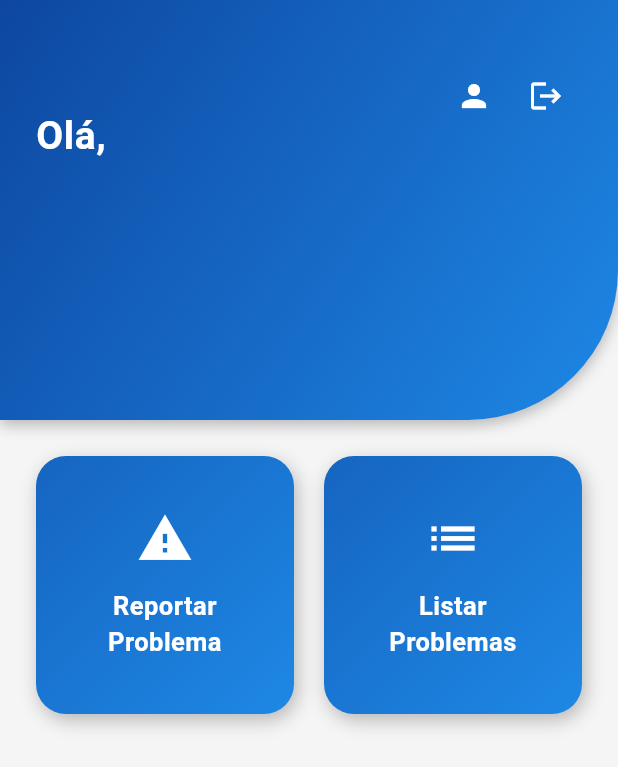
After one commit to BenjaminU2/Lunguisa, a Flutter app: the UserHomePage screen opened directly, on a phone screen of 412 x 824 dp. The commit adds this screen. Shown: the top 767 px of the screen. Run offline on Flutter 3.47's test engine with Material 3 defaults, Android fonts, the phone set to English and light mode, and no system bars; our stand-ins replace appwrite, cross_file, geocoding, geolocator, image_picker; network calls fail.

Commit message:
Tela de Usuario

```diff
--- a/lib/view/CadastroPage.dart
+++ b/lib/view/CadastroPage.dart
@@ -3,6 +3,7 @@ import 'package:appwrite/appwrite.dart';
 import 'package:appwrite/models.dart' as models;
 import 'appwrite_cliente.dart';
 import 'HomePage.dart';
+import 'UserHomePage.dart';
 
 class CadastroPage extends StatefulWidget {
   const CadastroPage({super.key});
--- a/lib/view/LoginPage.dart
+++ b/lib/view/LoginPage.dart
@@ -3,6 +3,7 @@ import 'package:appwrite/appwrite.dart';
 import 'appwrite_cliente.dart';
 import 'HomePage.dart';
 import 'CadastroPage.dart';
+import 'UserHomePage.dart';
 
 class LoginPage extends StatefulWidget {
   const LoginPage({super.key});
@@ -31,26 +32,21 @@ class _LoginPageState extends State<LoginPage> {
       );
 
       // Obtém os dados do usuário
+      // Obtém os dados do usuário
       final user = await AppwriteClient.account.get();
 
-      // Navega para a HomePage
+      // Navega para a UserHomePage
       if (mounted) {
         Navigator.pushReplacement(
           context,
-          MaterialPageRoute(
-            builder: (context) =>
-                HomePage(
-                  client: AppwriteClient.client,
-                  userId: user.$id,
-                ),
-          ),
+          MaterialPageRoute(builder: (context) => const UserHomePage()),
         );
       }
     } on AppwriteException catch (e) {
       if (mounted) {
-        ScaffoldMessenger.of(context).showSnackBar(
-          SnackBar(content: Text('Erro no login: ${e.message}')),
-        );
+        ScaffoldMessenger.of(
+          context,
+        ).showSnackBar(SnackBar(content: Text('Erro no login: ${e.message}')));
       }
     } catch (e) {
       if (mounted) {
@@ -64,7 +60,6 @@ class _LoginPageState extends State<LoginPage> {
       }
     }
   }
-
 
   @override
   Widget build(BuildContext context) {
@@ -86,11 +81,7 @@ class _LoginPageState extends State<LoginPage> {
               child: Column(
                 mainAxisAlignment: MainAxisAlignment.center,
                 children: [
-                  const Icon(
-                    Icons.login,
-                    size: 60,
-                    color: Colors.white,
-                  ),
+                  const Icon(Icons.login, size: 60, color: Colors.white),
                   const SizedBox(height: 16),
                   const Text(
                     'Login',
@@ -146,8 +137,9 @@ class _LoginPageState extends State<LoginPage> {
                             color: Colors.blue,
                           ),
                           onPressed: () {
-                            setState(() =>
-                            _obscurePassword = !_obscurePassword);
+                            setState(
+                              () => _obscurePassword = !_obscurePassword,
+                            );
                           },
                         ),
                       ),
@@ -170,9 +162,11 @@ class _LoginPageState extends State<LoginPage> {
                         style: ElevatedButton.styleFrom(
                           backgroundColor: Colors.blue[800],
                         ),
-                        child: _isLoading
+                        child:
+                            _isLoading
                                 ? const CircularProgressIndicator(
-                            color: Colors.white)
+                                  color: Colors.white,
+                                )
                                 : const Text(
                                   'ENTRAR',
                                   style: TextStyle(
--- /dev/null
+++ b/lib/view/UserHomePage.dart
@@ -0,0 +1,186 @@
+import 'package:flutter/material.dart';
+import 'package:appwrite/appwrite.dart';
+import 'package:appwrite/models.dart' as models;
+import 'appwrite_cliente.dart';
+import 'LoginPage.dart';
+
+class UserHomePage extends StatelessWidget {
+  const UserHomePage({super.key});
+
+  Future<models.User> _getUser() async {
+    return await AppwriteClient.account.get();
+  }
+
+  Future<void> _logout(BuildContext context) async {
+    try {
+      await AppwriteClient.account.deleteSession(sessionId: 'current');
+      if (context.mounted) {
+        Navigator.pushAndRemoveUntil(
+          context,
+          MaterialPageRoute(builder: (context) => const LoginPage()),
+          (route) => false,
+        );
+      }
+    } catch (e) {
+      if (context.mounted) {
+        ScaffoldMessenger.of(context).showSnackBar(
+          SnackBar(content: Text('Erro ao sair: ${e.toString()}')),
+        );
+      }
+    }
+  }
+
+  Widget _gridButton({
+    required IconData icon,
+    required String label,
+    required VoidCallback onTap,
+  }) {
+    return InkWell(
+      onTap: onTap,
+      borderRadius: BorderRadius.circular(20),
+      splashColor: Colors.white.withOpacity(0.2),
+      child: Container(
+        decoration: BoxDecoration(
+          gradient: LinearGradient(
+            colors: [Colors.blue.shade800, Colors.blue.shade600],
+            begin: Alignment.topLeft,
+            end: Alignment.bottomRight,
+          ),
+          borderRadius: BorderRadius.circular(20),
+          boxShadow: const [
+            BoxShadow(
+              color: Colors.black26,
+              blurRadius: 10,
+              offset: Offset(2, 4),
+            ),
+          ],
+        ),
+        padding: const EdgeInsets.all(16),
+        child: Column(
+          mainAxisAlignment: MainAxisAlignment.center,
+          children: [
+            Icon(icon, size: 38, color: Colors.white),
+            const SizedBox(height: 14),
+            Text(
+              label,
+              textAlign: TextAlign.center,
+              style: const TextStyle(
+                color: Colors.white,
+                fontWeight: FontWeight.w600,
+                fontSize: 17,
+                letterSpacing: 0.3,
+              ),
+            ),
+          ],
+        ),
+      ),
+    );
+  }
+
+  @override
+  Widget build(BuildContext context) {
+    return Scaffold(
+      backgroundColor: Colors.grey[100],
+      body: Column(
+        children: [
+          // Cabeçalho com nome do usuário
+          FutureBuilder<models.User>(
+            future: _getUser(),
+            builder: (context, snapshot) {
+              final nome = snapshot.hasData ? snapshot.data!.name : '';
+              return Container(
+                height: 280,
+                width: double.infinity,
+                decoration: BoxDecoration(
+                  gradient: LinearGradient(
+                    colors: [Colors.blue.shade900, Colors.blue.shade600],
+                    begin: Alignment.topLeft,
+                    end: Alignment.bottomRight,
+                  ),
+                  borderRadius: const BorderRadius.only(
+                    bottomRight: Radius.circular(100),
+                  ),
+                  boxShadow: const [
+                    BoxShadow(
+                      color: Colors.black26,
+                      blurRadius: 8,
+                      offset: Offset(0, 3),
+                    )
+                  ],
+                ),
+                padding: const EdgeInsets.only(top: 40, left: 24, right: 24),
+                child: Stack(
+                  children: [
+                    Align(
+                      alignment: Alignment.topLeft,
+                      child: Padding(
+                        padding: const EdgeInsets.only(top: 32),
+                        child: Text(
+                          snapshot.connectionState == ConnectionState.waiting
+                              ? 'Olá...'
+                              : 'Olá, $nome',
+                          style: const TextStyle(
+                            color: Colors.white,
+                            fontSize: 26,
+                            fontWeight: FontWeight.w700,
+                            letterSpacing: 0.4,
+                          ),
+                        ),
+                      ),
+                    ),
+                    Align(
+                      alignment: Alignment.topRight,
+                      child: Row(
+                        mainAxisSize: MainAxisSize.min,
+                        children: [
+                          IconButton(
+                            icon: const Icon(Icons.person, color: Colors.white),
+                            onPressed: () {
+                              // abrir perfil futuramente
+                            },
+                          ),
+                          IconButton(
+                            icon: const Icon(Icons.logout, color: Colors.white),
+                            onPressed: () => _logout(context),
+                          ),
+                        ],
+                      ),
+                    ),
+                  ],
+                ),
+              );
+            },
+          ),
+
+          // Grid moderno com botões
+          Expanded(
+            child: Padding(
+              padding: const EdgeInsets.all(24),
+              child: GridView.count(
+                crossAxisCount: 2,
+                crossAxisSpacing: 20,
+                mainAxisSpacing: 20,
+                children: [
+                  _gridButton(
+                    icon: Icons.report_problem,
+                    label: 'Reportar\nProblema',
+                    onTap: () {
+                      // Navegar para tela de reportar problema
+                    },
+                  ),
+                  _gridButton(
+                    icon: Icons.list,
+                    label: 'Listar\nProblemas',
+                    onTap: () {
+                      // Navegar para tela de listar problemas
+                    },
+                  ),
+                ],
+              ),
+            ),
+          ),
+        ],
+      ),
+    );
+  }
+}
```
Lines whose indentation alone changed are shown as unchanged.
